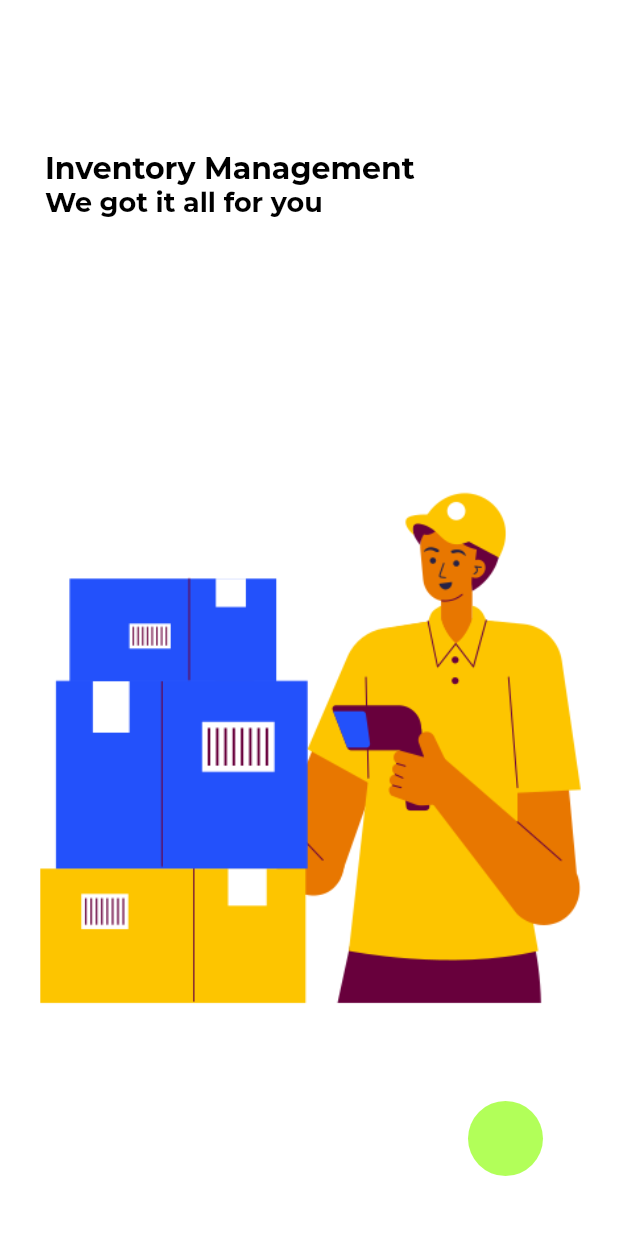
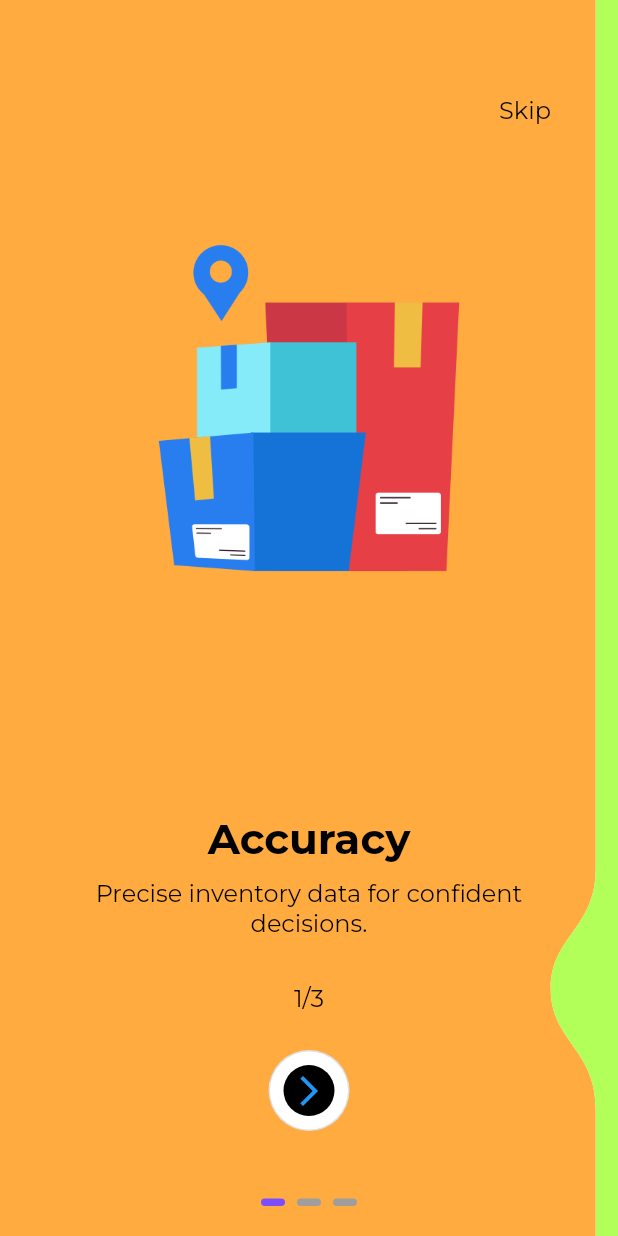
Before and after one commit to aportkwekwek/item_management, a Flutter app: the screen it shows after launch, on a phone screen of 412 x 824 dp. Run offline on Flutter 3.47's test engine with Material 2 defaults, Android fonts, the phone set to English and light mode, and no system bars; drawn by our look-alikes of liquid_swipe, smooth_page_indicator; our stand-ins replace get, google_fonts.

Commit message:
Add liquid swipe  - Onboarding function

```diff
--- a/lib/main.dart
+++ b/lib/main.dart
@@ -1,5 +1,6 @@
 import 'package:flutter/material.dart';
 import 'package:get/get.dart';
+import 'package:item_management/src/features/authentication/screens/onboarding_screen/onboarding_screen.dart';
 import 'package:item_management/src/features/authentication/screens/splash_screen/splash_screen.dart';
 import 'package:item_management/src/utils/theme/theme.dart';
 
@@ -12,10 +13,11 @@ class MyApp extends StatelessWidget {
 
   @override
   Widget build(BuildContext context) {
-    return GetMaterialApp(
+    return MaterialApp(
+        debugShowCheckedModeBanner: false,
         theme: ApplicationTheme.lightTheme,
         darkTheme: ApplicationTheme.darkTheme,
         themeMode: ThemeMode.system,
-        home: SplashScreen());
+        home: OnBoardingScreen());
   }
 }
--- /dev/null
+++ b/lib/src/constants/const_colors.dart
@@ -0,0 +1,5 @@
+import 'package:flutter/material.dart';
+
+const onboardingPage1Color = Colors.orangeAccent;
+const onboardingPage2Color = Colors.lightGreenAccent;
+const onboardingPage3Color = Colors.lightBlueAccent;
--- a/lib/src/constants/const_images.dart
+++ b/lib/src/constants/const_images.dart
@@ -1,2 +1,10 @@
+//Splash screen
 const String splashScreenImage = "assets/images/warehouse.png";
-const String appLogo = "assets/logo/boxes.png";
+
+//Onboarding Images
+const String onboardingImg_1 =
+    "assets/images/onboarding_images/onboarding_1.png";
+const String onboardingImg_2 =
+    "assets/images/onboarding_images/onboarding_2.png";
+const String onboardingImg_3 =
+    "assets/images/onboarding_images/onboarding_3.png";
--- a/lib/src/constants/const_string.dart
+++ b/lib/src/constants/const_string.dart
@@ -1,2 +1,16 @@
 const String applicationName = "Inventory Management";
 const String applicationTagLine = "We got it all for you";
+
+//Onboarding
+const String onboardingTitle1 = "Accuracy";
+const String onboardingTitle2 = "Real-Time Visibility";
+const String onboardingTitle3 = "Automation and Integration";
+
+const String onboardingSubtitle1 =
+    "Precise inventory data for confident decisions.";
+const String onboardingSubtitle2 = "Instant insights for agile actions.";
+const String onboardingSubtitle3 = "Seamless efficiency, no manual hurdles.";
+
+const String onboardingCounter1 = "1/3";
+const String onboardingCounter2 = "2/3";
+const String onboardingCounter3 = "3/3";
--- /dev/null
+++ b/lib/src/features/authentication/controller/onboarding_controller.dart
@@ -0,0 +1,58 @@
+import 'package:get/get.dart';
+import 'package:liquid_swipe/liquid_swipe.dart';
+
+import '../../../constants/const_colors.dart';
+import '../../../constants/const_images.dart';
+import '../../../constants/const_string.dart';
+import '../model/onboarding/onboarding_model.dart';
+import '../screens/onboarding_screen/onboarding_page_widget.dart';
+
+class OnBoardingController extends GetxController {
+  static OnBoardingController get find => Get.find();
+  RxInt currentPage = 0.obs;
+
+  final controller = LiquidController();
+
+  void checkPage(int activeRageIndex) {
+    currentPage.value = activeRageIndex;
+  }
+
+  void animateToNextSlide() {
+    int nextPage = controller.currentPage + 1;
+    controller.animateToPage(page: nextPage);
+  }
+
+  void animateSkip() {
+    controller.animateToPage(page: 2);
+  }
+
+  final onboardingPages = [
+    OnBoardingPageWidget(
+      model: OnBoardingModel(
+        imageName: onboardingImg_1,
+        imageTitle: onboardingTitle1,
+        subtitle: onboardingSubtitle1,
+        counterText: onboardingCounter1,
+        bgColor: onboardingPage1Color,
+      ),
+    ),
+    OnBoardingPageWidget(
+      model: OnBoardingModel(
+        imageName: onboardingImg_2,
+        imageTitle: onboardingTitle2,
+        subtitle: onboardingSubtitle2,
+        counterText: onboardingCounter2,
+        bgColor: onboardingPage2Color,
+      ),
+    ),
+    OnBoardingPageWidget(
+      model: OnBoardingModel(
+        imageName: onboardingImg_3,
+        imageTitle: onboardingTitle3,
+        subtitle: onboardingSubtitle3,
+        counterText: onboardingCounter3,
+        bgColor: onboardingPage3Color,
+      ),
+    ),
+  ];
+}
--- a/lib/src/features/authentication/controller/splash_screen_controller.dart
+++ b/lib/src/features/authentication/controller/splash_screen_controller.dart
@@ -8,7 +8,7 @@ class SplashScreenController extends GetxController {
   Future startAnimation() async {
     await Future.delayed(const Duration(milliseconds: 500));
     animate.value = true;
-    await Future.delayed(const Duration(milliseconds: 50000));
+    await Future.delayed(const Duration(milliseconds: 5000));
     Get.to(const WelcomeScreen());
   }
 }
--- /dev/null
+++ b/lib/src/features/authentication/model/onboarding/onboarding_model.dart
@@ -0,0 +1,17 @@
+import 'dart:ui';
+
+class OnBoardingModel {
+  final String imageName;
+  final String imageTitle;
+  final String subtitle;
+  final String counterText;
+  final Color bgColor;
+
+  OnBoardingModel({
+    required this.imageName,
+    required this.imageTitle,
+    required this.subtitle,
+    required this.counterText,
+    required this.bgColor,
+  });
+}
--- /dev/null
+++ b/lib/src/features/authentication/screens/onboarding_screen/onboarding_page_widget.dart
@@ -0,0 +1,64 @@
+import 'package:flutter/material.dart';
+import 'package:item_management/src/features/authentication/model/onboarding/onboarding_model.dart';
+import 'package:liquid_swipe/liquid_swipe.dart';
+
+class OnBoardingPageWidget extends StatelessWidget {
+  const OnBoardingPageWidget({Key? key, required this.model}) : super(key: key);
+
+  final OnBoardingModel model;
+
+  @override
+  Widget build(BuildContext context) {
+    final mediaSize = MediaQuery.of(context).size;
+    return Scaffold(
+      body: Stack(
+        children: [
+          LiquidSwipe(
+            enableSideReveal: true,
+            pages: [
+              Container(
+                color: model.bgColor,
+                child: Column(
+                  mainAxisAlignment: MainAxisAlignment.spaceEvenly,
+                  children: [
+                    Image(
+                      image: AssetImage(model.imageName),
+                      height: mediaSize.height * 0.3,
+                      width: mediaSize.height * 2,
+                    ),
+                    Column(
+                      children: [
+                        Padding(
+                          padding: const EdgeInsets.symmetric(horizontal: 30.0),
+                          child: Text(
+                            model.imageTitle,
+                            style: Theme.of(context).textTheme.bodyLarge,
+                            textAlign: TextAlign.center,
+                          ),
+                        ),
+                        SizedBox(height: 10),
+                        Padding(
+                          padding: const EdgeInsets.symmetric(horizontal: 30.0),
+                          child: Text(
+                            model.subtitle,
+                            style: Theme.of(context).textTheme.bodySmall,
+                            textAlign: TextAlign.center,
+                          ),
+                        ),
+                        SizedBox(height: 30),
+                        Text(
+                          model.counterText,
+                          style: Theme.of(context).textTheme.bodySmall,
+                        ),
+                      ],
+                    )
+                  ],
+                ),
+              ),
+            ],
+          )
+        ],
+      ),
+    );
+  }
+}
--- /dev/null
+++ b/lib/src/features/authentication/screens/onboarding_screen/onboarding_screen.dart
@@ -0,0 +1,67 @@
+// ignore_for_file: must_be_immutable
+
+import 'package:flutter/material.dart';
+import 'package:get/get.dart';
+import 'package:item_management/src/features/authentication/controller/onboarding_controller.dart';
+import 'package:liquid_swipe/liquid_swipe.dart';
+import 'package:smooth_page_indicator/smooth_page_indicator.dart';
+
+class OnBoardingScreen extends StatelessWidget {
+  OnBoardingScreen({Key? key}) : super(key: key);
+
+  final onboardingController = Get.put(OnBoardingController());
+
+  @override
+  Widget build(BuildContext context) {
+    return Scaffold(
+      body: Stack(alignment: Alignment.center, children: [
+        LiquidSwipe(
+            liquidController: onboardingController.controller,
+            enableSideReveal: true,
+            pages: onboardingController.onboardingPages,
+            onPageChangeCallback: onboardingController.checkPage),
+        Obx(
+          () => Positioned(
+              top: 50,
+              right: 30,
+              child: TextButton(
+                onPressed: onboardingController.animateSkip,
+                child: Text(
+                  "Skip",
+                  style: Theme.of(context).textTheme.bodySmall,
+                ),
+              )),
+        ),
+        Obx(
+          () => Positioned(
+            bottom: 70.0,
+            child: OutlinedButton(
+              onPressed: onboardingController.animateToNextSlide,
+              style: ElevatedButton.styleFrom(
+                  side: const BorderSide(color: Colors.black12),
+                  padding: EdgeInsets.all(10),
+                  shape: CircleBorder(),
+                  backgroundColor: Colors.white),
+              child: Container(
+                padding: const EdgeInsets.all(5.0),
+                decoration: const BoxDecoration(
+                    color: Colors.black, shape: BoxShape.circle),
+                child: const Icon(Icons.arrow_forward_ios),
+              ),
+            ),
+          ),
+        ),
+        Obx(
+          () => Positioned(
+            bottom: 20,
+            child: AnimatedSmoothIndicator(
+                activeIndex: onboardingController.controller.currentPage,
+                count: 3,
+                effect: const WormEffect(
+                    activeDotColor: Colors.deepPurpleAccent, dotHeight: 5.0)),
+          ),
+        )
+      ]),
+    );
+  }
+}
--- a/lib/src/utils/theme/theme.dart
+++ b/lib/src/utils/theme/theme.dart
@@ -11,7 +11,7 @@ class ApplicationTheme {
       bodyLarge: GoogleFonts.montserrat(
         // Using GoogleFonts for specific text styles
         color: Colors.black,
-        fontSize: 20,
+        fontSize: 28,
         fontWeight: FontWeight.bold,
       ),
       bodyMedium: GoogleFonts.montserrat(
@@ -43,7 +43,7 @@ class ApplicationTheme {
     textTheme: TextTheme(
       bodyLarge: GoogleFonts.montserrat(
         color: Colors.lightGreenAccent,
-        fontSize: 20,
+        fontSize: 28,
         fontWeight: FontWeight.bold,
       ),
       bodyMedium: GoogleFonts.montserrat(
--- a/pubspec.yaml
+++ b/pubspec.yaml
@@ -37,6 +37,8 @@ dependencies:
   cupertino_icons: ^1.0.2
   google_fonts: ^5.1.0
   get: ^4.6.5
+  liquid_swipe: ^3.1.0
+  smooth_page_indicator: ^1.1.0
 
 dev_dependencies:
   flutter_test:
@@ -57,6 +59,7 @@ flutter:
   # To add assets to your application, add an assets section, like this:
   assets:
     - assets/images/
+    - assets/images/onboarding_images/
     - assets/logo/
   #   - images/a_dot_ham.jpeg
 
```
Also changed, not shown: assets/images/onboarding_images/onboarding_1.png (renamed from assets/logo/boxes.png), assets/images/onboarding_images/onboarding_2.png (added), assets/images/onboarding_images/onboarding_3.png (added), pubspec.lock.
